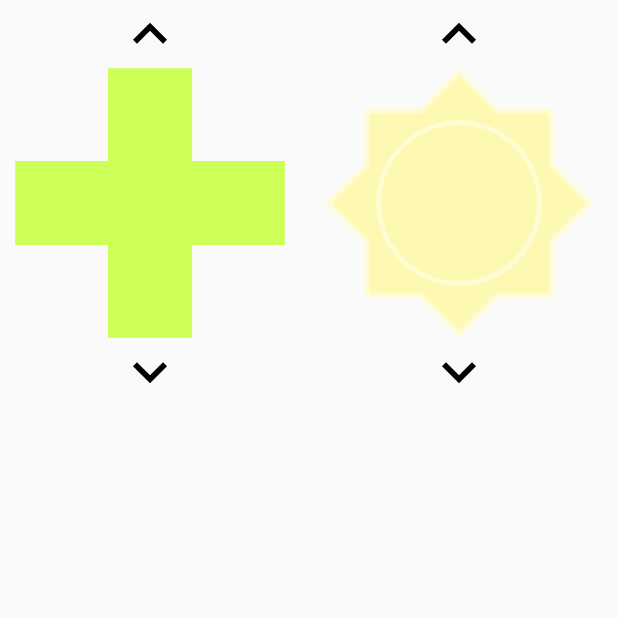
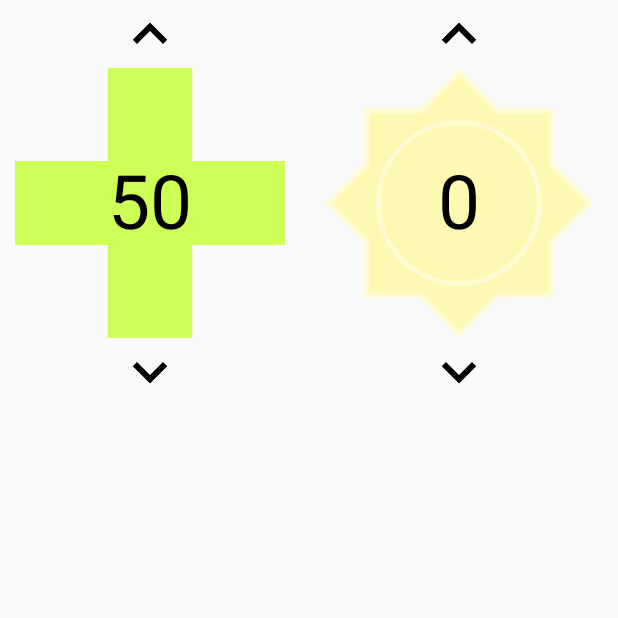
Before and after one commit to kjemison/shards-of-infinity-companion, an Android app built with Jetpack Compose: the screen it shows after launch (MainActivity), on a phone screen of 412 x 824 dp, the top half of it. Run offline under Robolectric (Android 15) with nearby library versions, the phone set to English and light mode, and no system bars.

Commit message:
Update button functionality

```diff
--- a/app/src/main/java/com/example/shardsofinfinityhelper/MainActivity.kt
+++ b/app/src/main/java/com/example/shardsofinfinityhelper/MainActivity.kt
@@ -6,20 +6,23 @@ import androidx.activity.compose.setContent
 import androidx.compose.foundation.Image
 import androidx.compose.foundation.clickable
 import androidx.compose.foundation.layout.Arrangement
+import androidx.compose.foundation.layout.Box
 import androidx.compose.foundation.layout.Column
 import androidx.compose.foundation.layout.Row
+import androidx.compose.foundation.layout.fillMaxHeight
 import androidx.compose.foundation.layout.fillMaxSize
 import androidx.compose.foundation.layout.fillMaxWidth
 import androidx.compose.foundation.layout.height
 import androidx.compose.foundation.layout.size
 import androidx.compose.foundation.layout.width
+import androidx.compose.material.Text
 import androidx.compose.runtime.Composable
 import androidx.compose.ui.Alignment
 import androidx.compose.ui.Modifier
 import androidx.compose.ui.res.painterResource
 import androidx.compose.ui.tooling.preview.Preview
 import androidx.compose.ui.unit.dp
-import com.example.shardsofinfinityhelper.ui.theme.ShardsOfInfinityHelperTheme
+import androidx.compose.ui.unit.sp
 
 val iconSizeModifier = Modifier
 	.size(180.dp)
@@ -33,13 +36,14 @@ class MainActivity : ComponentActivity() {
 	override fun onCreate(savedInstanceState: Bundle?) {
 		super.onCreate(savedInstanceState)
 		setContent {
-			PlayerScreen()
+			PlayerScreen(player = player1)
+			PlayerScreen(player = player2)
 		}
 	}
 }
 
 @Composable
-fun PlayerScreen() {
+fun PlayerScreen(player: Player) {
 	Column(modifier = Modifier.fillMaxSize()) {
 		Row(modifier = Modifier
 			.height(300.dp)
@@ -48,25 +52,43 @@ fun PlayerScreen() {
 		) {
 			Column(
 				modifier = Modifier
-					.width(200.dp),
+					.width(200.dp)
+					.fillMaxHeight(),
 				horizontalAlignment = Alignment.CenterHorizontally
 			) {
-				UpArrow(player1, "Health")
+				UpArrow(player, "Health")
+				Box {
 					Image(
 						painter = painterResource(id = R.drawable.shards_of_infinity_hp),
 						contentDescription = null,
 						modifier = iconSizeModifier
 					)
-				DownArrow(player1, "Health")
+					Text(
+						text = "${player.health}",
+						fontSize = 50.sp,
+						modifier = Modifier.align(Alignment.Center)
+					)
 				}
-			Column(horizontalAlignment = Alignment.CenterHorizontally) {
-				UpArrow(player1, "Mastery")
+				DownArrow(player, "Health")
+			}
+			Column(
+				modifier = Modifier.fillMaxHeight(),
+				horizontalAlignment = Alignment.CenterHorizontally)
+			{
+				UpArrow(player, "Mastery")
+				Box {
 					Image(
 						painter = painterResource(id = R.drawable.shards_of_infinity_mastery),
 						contentDescription = null,
 						modifier = iconSizeModifier
 					)
-				DownArrow(player1, "Mastery")
+					Text(
+						text = "${player.mastery}",
+						fontSize = 50.sp,
+						modifier = Modifier.align(Alignment.Center)
+					)
+				}
+				DownArrow(player, "Mastery")
 			}
 		}
 	}
@@ -81,8 +103,8 @@ fun UpArrow(player: Player, actionType: String) {
 			.fillMaxWidth()
 			.clickable {
 				when (actionType) {
-					"Health" -> player.health++
-					"Mastery" -> player.mastery++
+					"Health" -> player.upHealth()
+					"Mastery" -> player.upMastery()
 				}
 			}
 	)
@@ -97,8 +119,8 @@ fun DownArrow(player: Player, actionType: String) {
 			.fillMaxWidth()
 			.clickable {
 				when (actionType) {
-					"Health" -> player.health--
-					"Mastery" -> player.mastery--
+					"Health" -> player.downHealth()
+					"Mastery" -> player.downMastery()
 				}
 			}
 	)
@@ -107,5 +129,5 @@ fun DownArrow(player: Player, actionType: String) {
 @Preview(showBackground = true)
 @Composable
 fun DefaultPreview() {
-	PlayerScreen()
+	PlayerScreen(player1)
 }
```
Also changed, not shown: app/src/main/java/com/example/shardsofinfinityhelper/Player.kt (+29 -1 lines). Lines whose indentation alone changed are shown as unchanged.
